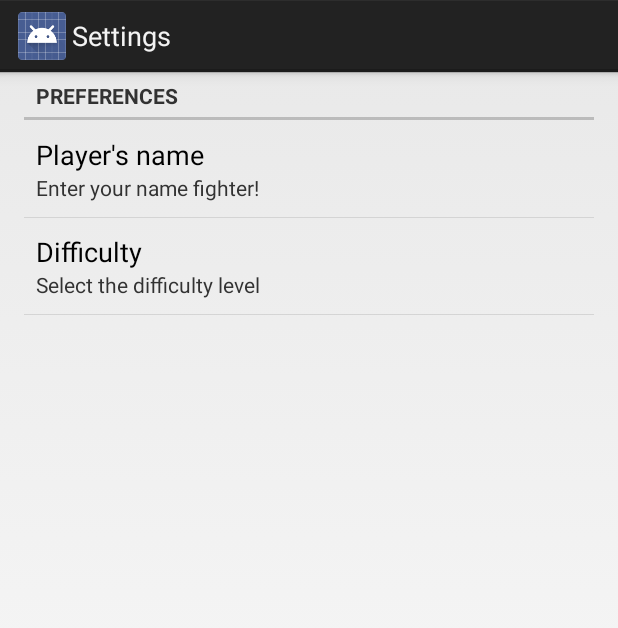
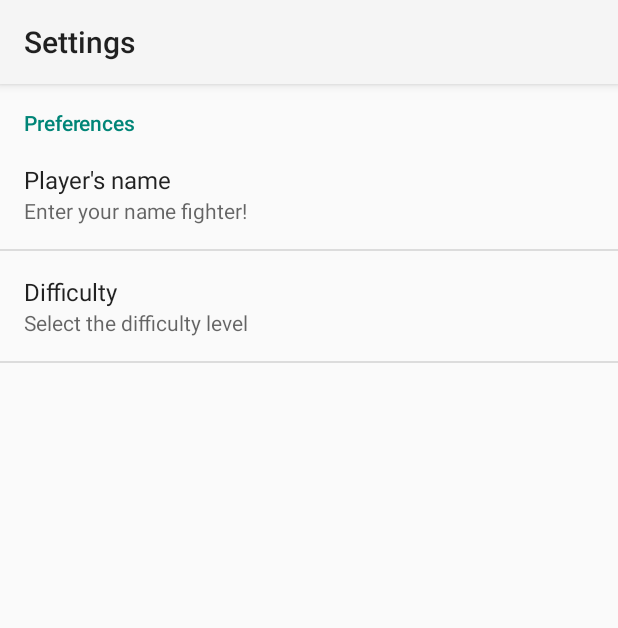
Before and after one commit to gonzalolodi/ChooseYourAdventureDinamic, an Android app: the fragment LooserFragment placed in its activity, after a tap on "SETTINGS", on a phone screen of 412 x 824 dp. Shown: the top 628 px of the screen. Run offline under Robolectric (Android 15) with nearby library versions, the phone set to English and light mode, and no system bars.

Commit message:
Challenge ready!

```diff
--- a/app/src/main/AndroidManifest.xml
+++ b/app/src/main/AndroidManifest.xml
@@ -18,7 +18,7 @@
         </activity>
         <activity android:name=".SettingsActivity"
             android:label="Settings"
-            android:theme="@android:style/Theme.Holo.Light.DarkActionBar">
+            android:theme="@style/Theme.AppCompat.Light">
         </activity>
     </application>
 
--- a/app/src/main/java/co/mobilemakers/chooseyouradventuredinamic/LooserFragment.java
+++ b/app/src/main/java/co/mobilemakers/chooseyouradventuredinamic/LooserFragment.java
@@ -1,17 +1,23 @@
 package co.mobilemakers.chooseyouradventuredinamic;
 
 
+import android.content.SharedPreferences;
 import android.os.Bundle;
+import android.preference.PreferenceManager;
 import android.support.v4.app.Fragment;
 import android.view.LayoutInflater;
 import android.view.View;
 import android.view.ViewGroup;
+import android.widget.TextView;
 
 
 /**
  * A simple {@link Fragment} subclass.
  */
 public class LooserFragment extends Fragment {
+
+    String mPlayerName;
+    TextView mFinalText;
 
 
     public LooserFragment() {
@@ -23,7 +29,12 @@ public class LooserFragment extends Fragment {
     public View onCreateView(LayoutInflater inflater, ViewGroup container,
                              Bundle savedInstanceState) {
         // Inflate the layout for this fragment
-        return inflater.inflate(R.layout.fragment_looser, container, false);
+        View rootView = inflater.inflate(R.layout.fragment_looser, container, false);
+        SharedPreferences sharedPreferences = PreferenceManager.getDefaultSharedPreferences(getActivity());
+        mPlayerName = sharedPreferences.getString(MainActivity.PLAYER_NAME, "Brave Fighter");
+        mFinalText = (TextView) rootView.findViewById(R.id.text_view_looser);
+        mFinalText.setText(String.format(getString(R.string.text_view_final_looser),mPlayerName));
+        return rootView;
     }
 
 
--- a/app/src/main/java/co/mobilemakers/chooseyouradventuredinamic/MainActivity.java
+++ b/app/src/main/java/co/mobilemakers/chooseyouradventuredinamic/MainActivity.java
@@ -33,6 +33,7 @@ public class MainActivity extends ActionBarActivity implements View.OnClickListe
     final static int WIN=2;
     final static int LOST=3;
     final static String DIFFICULTY = "difficulty_preference";
+    final static String PLAYER_NAME = "player_name_preference";
 
 
 
--- a/app/src/main/java/co/mobilemakers/chooseyouradventuredinamic/SettingsActivity.java
+++ b/app/src/main/java/co/mobilemakers/chooseyouradventuredinamic/SettingsActivity.java
@@ -1,13 +1,13 @@
 package co.mobilemakers.chooseyouradventuredinamic;
 
-import android.app.Activity;
 import android.os.Bundle;
 import android.preference.PreferenceFragment;
+import android.support.v7.app.ActionBarActivity;
 
 /**
  * Created by gonzalo.lodi on 03/02/2015.
  */
-public class SettingsActivity extends Activity{
+public class SettingsActivity extends ActionBarActivity{
 
     public static class SettingsFragment extends PreferenceFragment {
 
@@ -22,7 +22,6 @@ public class SettingsActivity extends Activity{
     protected void onCreate(Bundle savedInstanceState) {
         super.onCreate(savedInstanceState);
         setContentView(R.layout.activity_settings);
-
         getFragmentManager().beginTransaction().replace(R.id.layout_settings, new SettingsFragment()).commit();
     }
 }
--- a/app/src/main/res/values/strings.xml
+++ b/app/src/main/res/values/strings.xml
@@ -17,8 +17,8 @@
     <string name="text_room">You have entered a room with two doors..</string>
     <string name="button_text_door1">Enter door 1</string>
     <string name="button_text_door2">Enter door 2</string>
-    <string name="text_view_final_winner">You\'ve reached the gold</string>
-    <string name="text_view_final_looser">You\'ve fallen into the pit of despair</string>
+    <string name="text_view_final_winner">You\'ve reached the gold %s</string>
+    <string name="text_view_final_looser">You\'ve fallen into the pit of despair %s</string>
     <string name="pref_difficulty">Difficulty</string>
     <string name="pref_difficulty_summary">Select the difficulty level</string>
     <string name="pref_player_name_title">Player\'s name</string>
```
Also changed, not shown: app/src/main/java/co/mobilemakers/chooseyouradventuredinamic/WinnerFragment.java (+13 -1 lines).
